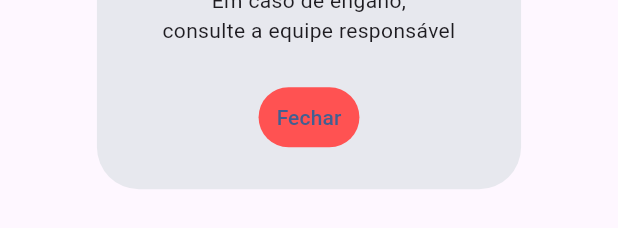
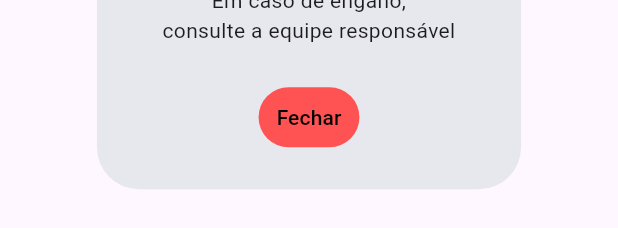
Before and after one commit to DeltaPrice-Pedro/Estoque_Delta, a Flutter app: the ProductDialog widget shown alone on an empty page, opened directly with empty values, after a tap on "Confirmar", on a phone screen of 412 x 824 dp. Shown: the part 716-944 px from the top of the screen. Run offline on Flutter 3.47's test engine with Material 3 defaults, Android fonts, the phone set to English and light mode, and no system bars; our stand-ins replace cloud_firestore, firebase_auth, firebase_core, google_fonts; accounts and stored records are empty; network calls fail.

```diff
--- a/lib/menu/dialog/product_dialog.dart
+++ b/lib/menu/dialog/product_dialog.dart
@@ -29,11 +29,17 @@ class _Product extends State<ProductDialog> {
       TextButton(
           onPressed: () => Navigator.pop(context),
           style: TextButton.styleFrom(backgroundColor: Colors.redAccent),
-          child: Text('Fechar')),
+          child: Text(
+            'Fechar',
+            style: TextStyle(color: Colors.black),
+          )),
       TextButton(
           onPressed: _submit,
           style: TextButton.styleFrom(backgroundColor: Colors.green),
-          child: Text('Confirmar')),
+          child: Text(
+            'Confirmar',
+            style: TextStyle(color: Colors.black),
+          )),
     ];
     super.initState();
   }
```
Also changed, not shown: lib/menu/products.dart (+24 -7 lines).
